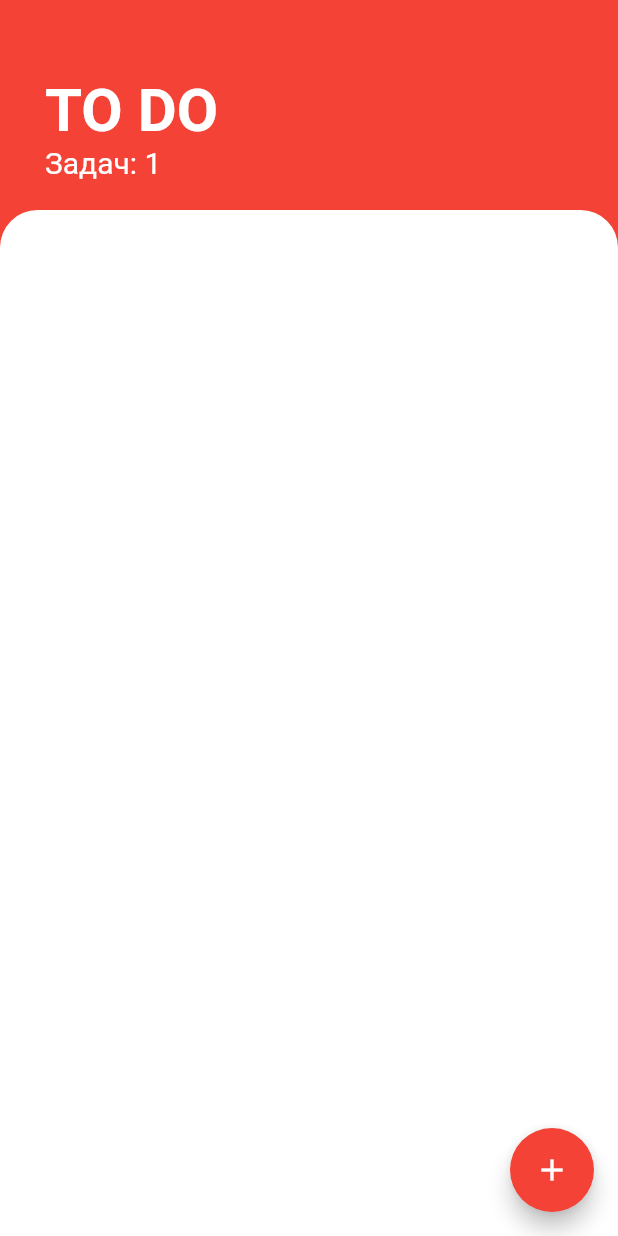
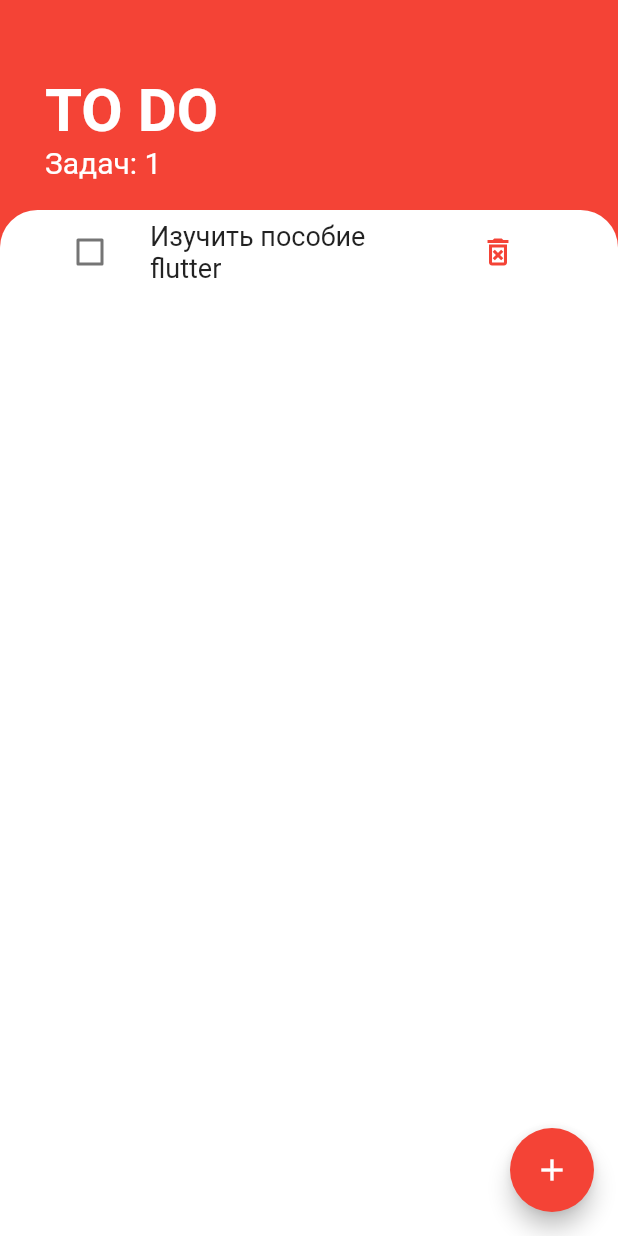
Before and after one commit to Denisoov/flutter-todo, a Flutter app: the screen it shows after launch, on a phone screen of 412 x 824 dp. Run offline on Flutter 3.47's test engine with Material 2 defaults, Android fonts, the phone set to English and light mode, and no system bars.

Commit message:
добавил виджеты

```diff
--- a/lib/screens/tasks_screen.dart
+++ b/lib/screens/tasks_screen.dart
@@ -1,6 +1,7 @@
 import 'package:flutter/material.dart';
 import 'package:provider/provider.dart';
 import 'package:todo/models/task_data.dart';
+import 'package:todo/widgets/tasks_list.dart';
 
 import 'add_task_screen.dart';
 
@@ -59,6 +60,7 @@ class TasksScreen extends StatelessWidget {
           Expanded(
             child: Container(
               padding: const EdgeInsets.symmetric(horizontal: 20.0),
+              child: TasksList(),
               decoration: const BoxDecoration(
                 color: Colors.white,
                 borderRadius: BorderRadius.only(
--- /dev/null
+++ b/lib/widgets/task_tile.dart
@@ -0,0 +1,46 @@
+import 'package:flutter/material.dart';
+
+class TaskTile extends StatelessWidget {
+  final bool isChecked;
+  final String taskTitle;
+  final dynamic checkboxCallback;
+  final dynamic longPressCallback;
+
+  // dynamic checkboxCallback(bool? checkboxState) {
+  //   setState(() {
+  //     isChecked = checkboxState!;
+  //   });
+  // }
+
+  TaskTile({
+    required this.isChecked,
+    required this.taskTitle,
+    required this.checkboxCallback,
+    required this.longPressCallback,
+  });
+
+  @override
+  Widget build(BuildContext context) {
+    return ListTile(
+      onLongPress: longPressCallback,
+      title: Text(
+        taskTitle,
+        style: TextStyle(
+          fontSize: 18.0,
+          decoration: isChecked ? TextDecoration.lineThrough : null,
+        ),
+      ),
+      leading: Checkbox(
+        value: isChecked,
+        onChanged: checkboxCallback,
+        activeColor: Colors.red,
+      ),
+      trailing: MaterialButton(
+          onPressed: longPressCallback,
+          child: const Icon(
+            Icons.delete_forever_outlined,
+            color: Colors.red,
+          )),
+    );
+  }
+}
--- /dev/null
+++ b/lib/widgets/tasks_list.dart
@@ -0,0 +1,31 @@
+import 'package:flutter/material.dart';
+import 'package:provider/provider.dart';
+import 'package:todo/models/task_data.dart';
+
+import 'task_tile.dart';
+
+class TasksList extends StatelessWidget {
+  @override
+  Widget build(BuildContext context) {
+    return Consumer<TaskData>(
+      builder: (BuildContext context, taskData, Widget? child) {
+        return ListView.builder(
+          itemBuilder: (context, index) {
+            final task = taskData.tasks[index];
+            return TaskTile(
+              taskTitle: task.name,
+              isChecked: task.isDone,
+              checkboxCallback: (bool? checkboxState) {
+                taskData.updateTask(task);
+              },
+              longPressCallback: () {
+                taskData.deleteTask(task);
+              },
+            );
+          },
+          itemCount: taskData.taskCount,
+        );
+      },
+    );
+  }
+}
```
